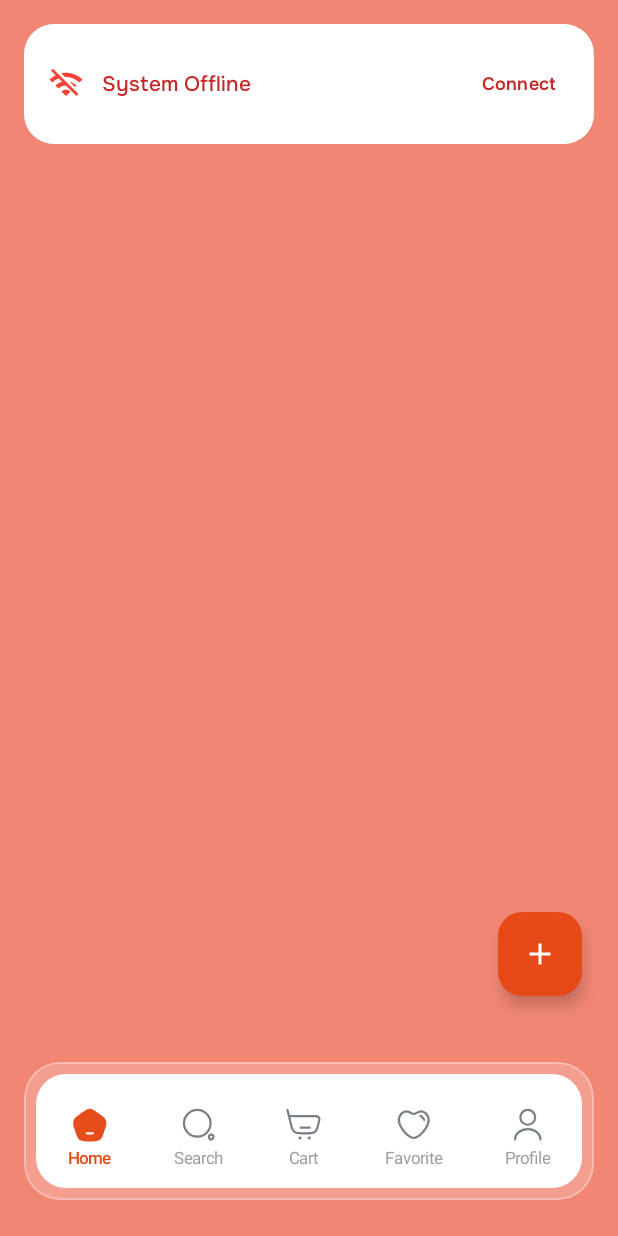
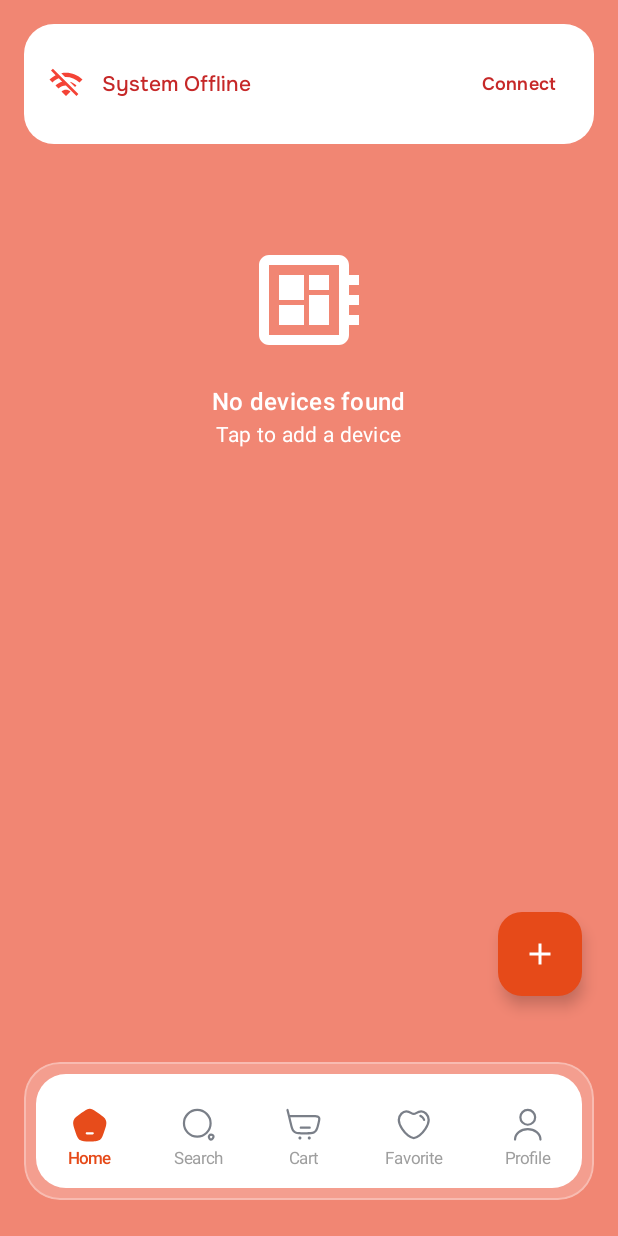
Before and after one commit to Sumit-Dev-07/Home-Automation-Demo, an Android app built with Jetpack Compose: the screen it shows after launch (MainActivity), on a phone screen of 412 x 824 dp. Run offline under Robolectric (Android 15) with nearby library versions, the light colour scheme and no system bars; our stand-ins replace Dagger/Hilt's generated code; libraries missing offline, so code that uses them is left out: androidx.hilt.lifecycle.

Commit message:
fix : device list issue.

```diff
--- a/app/src/main/java/com/app/iot/ui/features/home/tab/HomeTab.kt
+++ b/app/src/main/java/com/app/iot/ui/features/home/tab/HomeTab.kt
@@ -25,6 +25,7 @@ import androidx.compose.foundation.layout.width
 import androidx.compose.foundation.layout.wrapContentHeight
 import androidx.compose.foundation.lazy.LazyColumn
 import androidx.compose.foundation.lazy.grid.GridCells
+import androidx.compose.foundation.lazy.grid.GridItemSpan
 import androidx.compose.foundation.lazy.grid.LazyVerticalGrid
 import androidx.compose.foundation.lazy.grid.items
 import androidx.compose.foundation.lazy.items
@@ -50,6 +51,7 @@ import androidx.compose.material3.ExposedDropdownMenuDefaults
 import androidx.compose.material3.FloatingActionButton
 import androidx.compose.material3.Icon
 import androidx.compose.material3.IconButton
+import androidx.compose.material3.MaterialTheme
 import androidx.compose.material3.OutlinedTextField
 import androidx.compose.material3.OutlinedTextFieldDefaults
 import androidx.compose.material3.SnackbarHost
@@ -190,6 +192,35 @@ fun HomeTab(
                 horizontalArrangement = Arrangement.spacedBy(16.dp),
                 verticalArrangement = Arrangement.spacedBy(16.dp)
             ) {
+                if (devices.isEmpty()) {
+                    item(span = { GridItemSpan(2) }) {
+                        Column(
+                            modifier = Modifier
+                                .fillMaxWidth()
+                                .padding(vertical = 48.dp),
+                            horizontalAlignment = Alignment.CenterHorizontally,
+                            verticalArrangement = Arrangement.Center
+                        ) {
+                            Icon(
+                                imageVector = Icons.Default.DeveloperBoard,
+                                contentDescription = null,
+                                modifier = Modifier.size(80.dp),
+                                tint = Color.White
+                            )
+                            Spacer(modifier = Modifier.height(16.dp))
+                            Text(
+                                text = "No devices found",
+                                style = MaterialTheme.typography.titleMedium,
+                                color = Color.White
+                            )
+                            Text(
+                                text = "Tap to add a device",
+                                style = MaterialTheme.typography.bodyMedium,
+                                color = Color.White
+                            )
+                        }
+                    }
+                } else {
                     items(devices) { device ->
                         DeviceItem(
                             device = device,
@@ -202,6 +233,7 @@ fun HomeTab(
                                 viewModel.removeDevice(device.name)
                             }
                         )
+                    }
                 }
             }
         }
--- a/app/src/main/java/com/app/iot/ui/features/home/viewmodel/HomeViewModel.kt
+++ b/app/src/main/java/com/app/iot/ui/features/home/viewmodel/HomeViewModel.kt
@@ -151,6 +151,7 @@ class HomeViewModel @Inject constructor(
             val newList = mutableListOf<DeviceStatus>()
 
             // Parse relays array from ESP firmware
+            val hasRelays = json.has("relays")
             val relaysArray = json.optJSONArray("relays")
             if (relaysArray != null) {
                 for (i in 0 until relaysArray.length()) {
@@ -168,8 +169,8 @@ class HomeViewModel @Inject constructor(
                 }
             }
 
-            if (newList.isEmpty()) {
-                // Fallback for single relay devices
+            if (newList.isEmpty() && !hasRelays) {
+                // Fallback for single relay devices (older firmware without relays array)
                 val deviceName = json.optString("device", "ESP Device")
                 val status = json.optString("status", "OFF")
                 newList.add(
```
Lines whose indentation alone changed are shown as unchanged.
